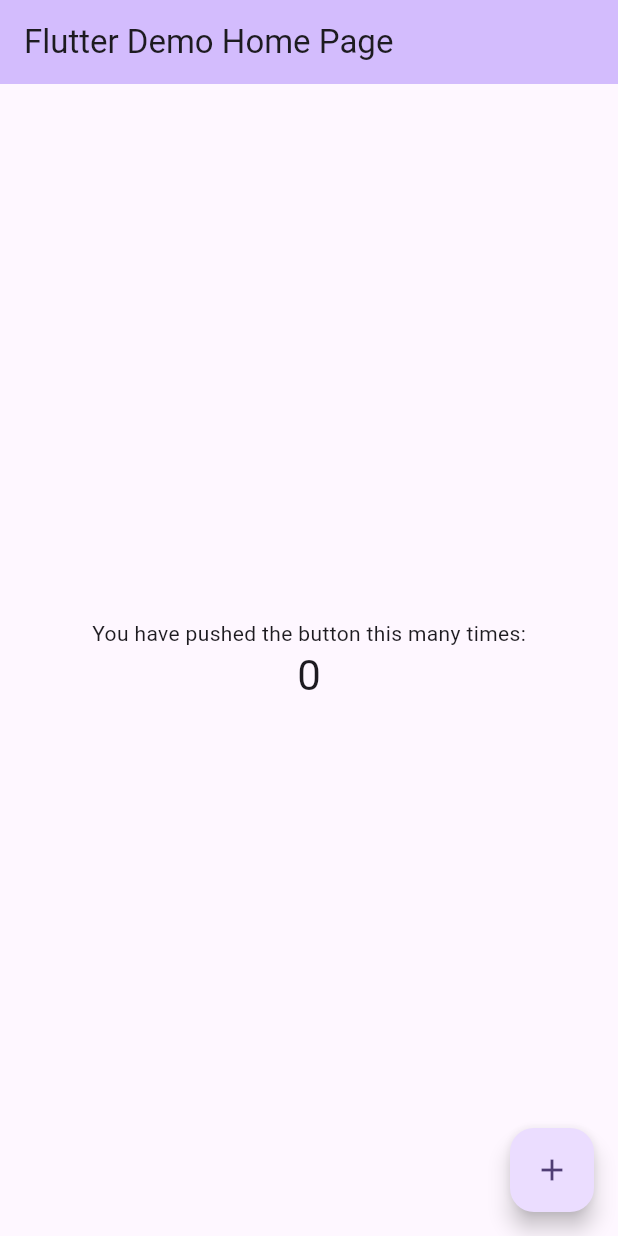
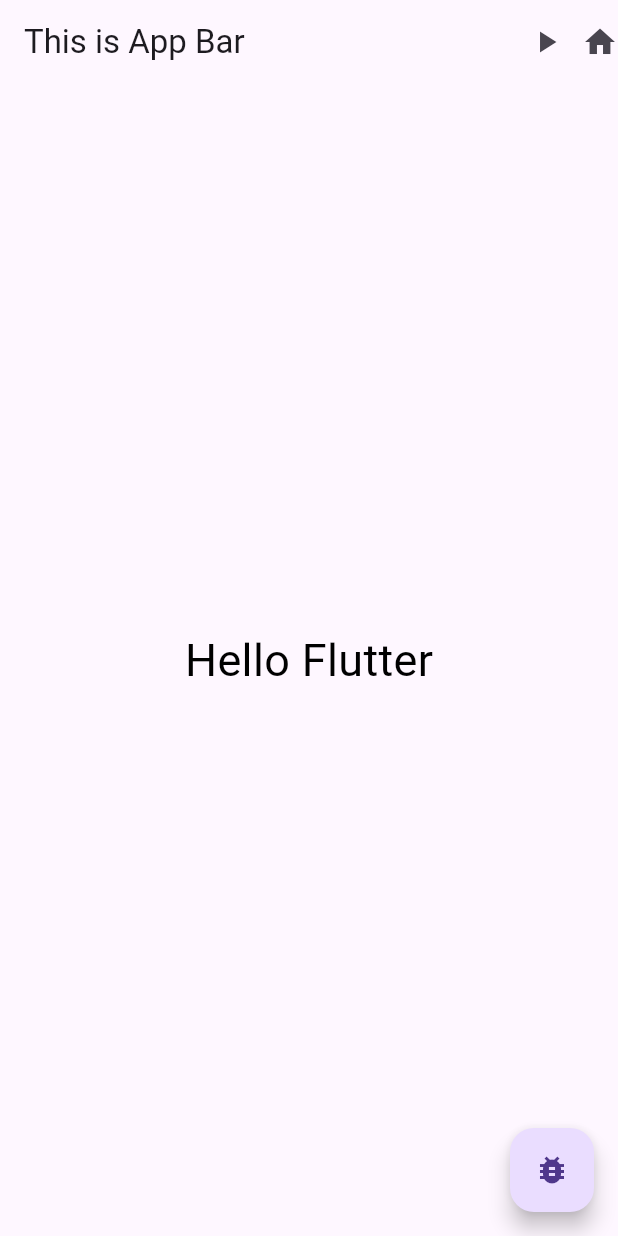
Before and after one commit to rudxo93/Flutter_learning_app_1, a Flutter app: the screen it shows after launch, on a phone screen of 412 x 824 dp. Run offline on Flutter 3.47's test engine with Material 3 defaults, Android fonts, the phone set to English and light mode, and no system bars.

Commit message:
About Flutter Widget 1. What is Widget? 2. Material App / Scaffold Widget

```diff
--- a/lib/main.dart
+++ b/lib/main.dart
@@ -1,125 +1,42 @@
 import 'package:flutter/material.dart';
 
 void main() {
-  runApp(const MyApp());
+  runApp(MaterialApp(
+    home: Scaffold(
+      appBar: AppBar(
+        actions: [
+          IconButton(
+            icon: Icon(Icons.play_arrow),
+            onPressed: () {
+              print('Tab!');
+            },
+          ),
+          Icon(Icons.home)
+        ],
+        centerTitle: false,
+        title: Text('This is App Bar'),
+      ),
+      body: TestWidget(),
+      floatingActionButton: FloatingActionButton(
+        child: Icon(Icons.bug_report),
+        onPressed: () {
+          print('Tab! FAB!!!!');
+        },
+      ),
+    ),
+  ));
 }
 
-class MyApp extends StatelessWidget {
-  const MyApp({super.key});
-
-  // This widget is the root of your application.
-  @override
-  Widget build(BuildContext context) {
-    return MaterialApp(
-      title: 'Flutter Demo',
-      theme: ThemeData(
-        // This is the theme of your application.
-        //
-        // TRY THIS: Try running your application with "flutter run". You'll see
-        // the application has a purple toolbar. Then, without quitting the app,
-        // try changing the seedColor in the colorScheme below to Colors.green
-        // and then invoke "hot reload" (save your changes or press the "hot
-        // reload" button in a Flutter-supported IDE, or press "r" if you used
-        // the command line to start the app).
-        //
-        // Notice that the counter didn't reset back to zero; the application
-        // state is not lost during the reload. To reset the state, use hot
-        // restart instead.
-        //
-        // This works for code too, not just values: Most code changes can be
-        // tested with just a hot reload.
-        colorScheme: ColorScheme.fromSeed(seedColor: Colors.deepPurple),
-        useMaterial3: true,
-      ),
-      home: const MyHomePage(title: 'Flutter Demo Home Page'),
-    );
-  }
-}
-
-class MyHomePage extends StatefulWidget {
-  const MyHomePage({super.key, required this.title});
-
-  // This widget is the home page of your application. It is stateful, meaning
-  // that it has a State object (defined below) that contains fields that affect
-  // how it looks.
-
-  // This class is the configuration for the state. It holds the values (in this
-  // case the title) provided by the parent (in this case the App widget) and
-  // used by the build method of the State. Fields in a Widget subclass are
-  // always marked "final".
-
-  final String title;
-
-  @override
-  State<MyHomePage> createState() => _MyHomePageState();
-}
-
-class _MyHomePageState extends State<MyHomePage> {
-  int _counter = 0;
-
-  void _incrementCounter() {
-    setState(() {
-      // This call to setState tells the Flutter framework that something has
-      // changed in this State, which causes it to rerun the build method below
-      // so that the display can reflect the updated values. If we changed
-      // _counter without calling setState(), then the build method would not be
-      // called again, and so nothing would appear to happen.
-      _counter++;
-    });
-  }
+class TestWidget extends StatelessWidget {
+  const TestWidget({super.key});
 
   @override
   Widget build(BuildContext context) {
-    // This method is rerun every time setState is called, for instance as done
-    // by the _incrementCounter method above.
-    //
-    // The Flutter framework has been optimized to make rerunning build methods
-    // fast, so that you can just rebuild anything that needs updating rather
-    // than having to individually change instances of widgets.
-    return Scaffold(
-      appBar: AppBar(
-        // TRY THIS: Try changing the color here to a specific color (to
-        // Colors.amber, perhaps?) and trigger a hot reload to see the AppBar
-        // change color while the other colors stay the same.
-        backgroundColor: Theme.of(context).colorScheme.inversePrimary,
-        // Here we take the value from the MyHomePage object that was created by
-        // the App.build method, and use it to set our appbar title.
-        title: Text(widget.title),
-      ),
-      body: Center(
-        // Center is a layout widget. It takes a single child and positions it
-        // in the middle of the parent.
-        child: Column(
-          // Column is also a layout widget. It takes a list of children and
-          // arranges them vertically. By default, it sizes itself to fit its
-          // children horizontally, and tries to be as tall as its parent.
-          //
-          // Column has various properties to control how it sizes itself and
-          // how it positions its children. Here we use mainAxisAlignment to
-          // center the children vertically; the main axis here is the vertical
-          // axis because Columns are vertical (the cross axis would be
-          // horizontal).
-          //
-          // TRY THIS: Invoke "debug painting" (choose the "Toggle Debug Paint"
-          // action in the IDE, or press "p" in the console), to see the
-          // wireframe for each widget.
-          mainAxisAlignment: MainAxisAlignment.center,
-          children: <Widget>[
-            const Text(
-              'You have pushed the button this many times:',
-            ),
-            Text(
-              '$_counter',
-              style: Theme.of(context).textTheme.headlineMedium,
-            ),
-          ],
-        ),
-      ),
-      floatingActionButton: FloatingActionButton(
-        onPressed: _incrementCounter,
-        tooltip: 'Increment',
-        child: const Icon(Icons.add),
-      ), // This trailing comma makes auto-formatting nicer for build methods.
-    );
+    return SafeArea(
+        child: Center(
+            child: Text(
+      'Hello Flutter',
+      style: TextStyle(color: Colors.black, fontSize: 30),
+    )));
   }
 }
```
